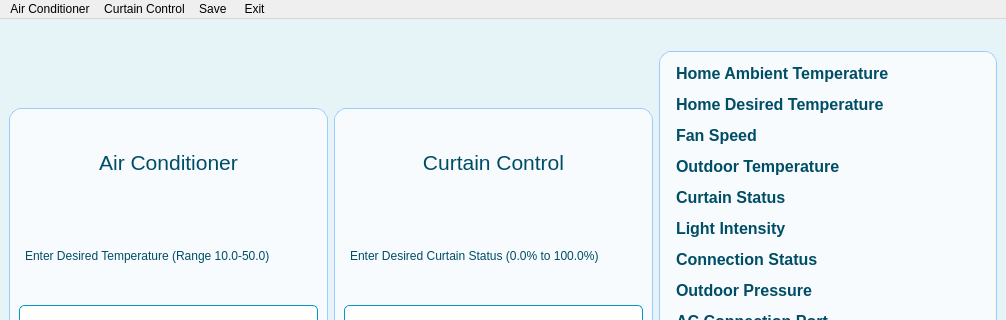
Qt form Application/gui.ui (mertiodas/homeautomation_PIC16F877A) before a commit; both pictures show x 0 to 1006 and y 0 to 320 of the 1006 by 533 pixel window.
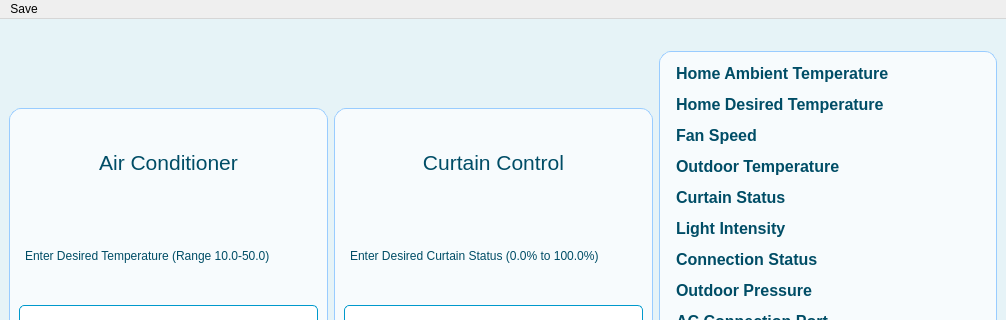
The same form after that commit.

What changed in the file:
```diff
--- a/Application/gui.ui
+++ b/Application/gui.ui
@@ -491,33 +491,13 @@
      <height>22</height>
     </rect>
    </property>
-   <widget class="QMenu" name="menuAir_Conditioner">
-    <property name="title">
-     <string>Air Conditioner</string>
-    </property>
-    <addaction name="menuTemp"/>
-   </widget>
-   <widget class="QMenu" name="menuCurtain">
-    <property name="title">
-     <string>Curtain Control</string>
-    </property>
-    <addaction name="menuControl"/>
-   </widget>
-   <widget class="QMenu" name="exit">
-    <property name="title">
-     <string>Exit</string>
-    </property>
-   </widget>
    <widget class="QMenu" name="menuSave">
     <property name="title">
-     <string>Save </string>
+     <string>Save</string>
     </property>
     <addaction name="save"/>
    </widget>
-   <addaction name="menuAir_Conditioner"/>
-   <addaction name="menuCurtain"/>
    <addaction name="menuSave"/>
-   <addaction name="exit"/>
   </widget>
   <action name="actionExit">
    <property name="text">
```
Left out of the diff: 3 changed lines with no effect on the pictures.
